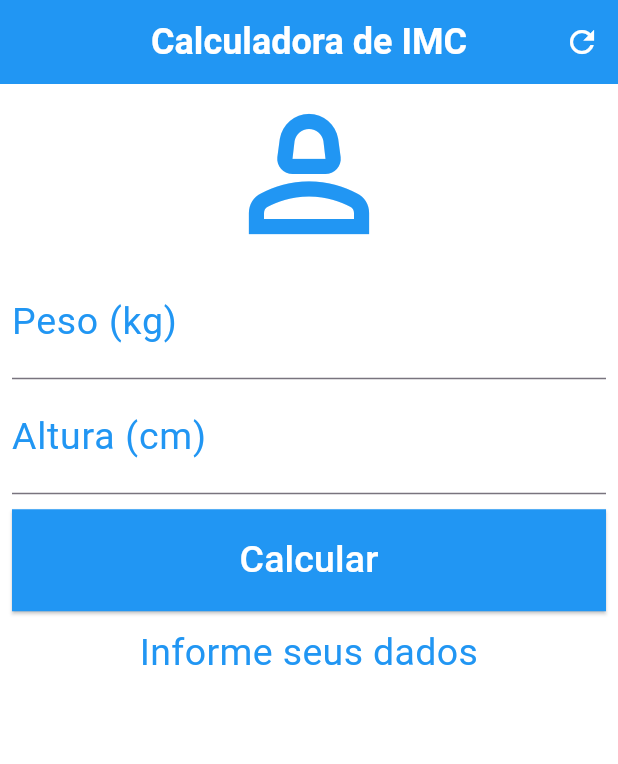
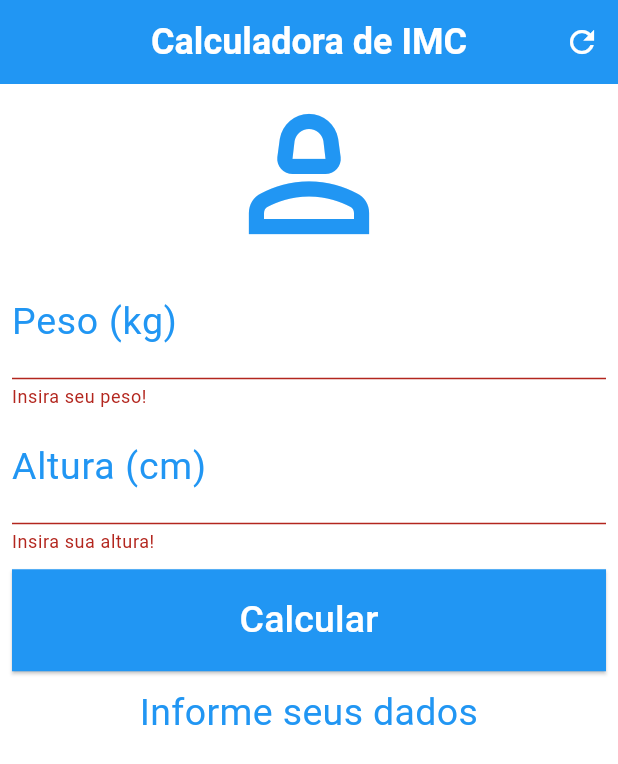
Before and after one commit to gabnugosi/calculadora_imc, a Flutter app: the screen it shows after launch, after a tap on "Calcular", on a phone screen of 412 x 824 dp. Shown: the top 764 px of the screen. Run offline on Flutter 3.47's test engine with Material 3 defaults, Android fonts, the phone set to English and light mode, and no system bars.

Commit message:
Aula 120: criação do form para utlilizar o parâmetro validator do widget form para validar se os textfields de peso e altura estão vazios

```diff
--- a/lib/pages/calculadora_imc_page.dart
+++ b/lib/pages/calculadora_imc_page.dart
@@ -13,12 +13,14 @@ class _CalculadoraImcPageState extends State<CalculadoraImcPage> {
   final TextEditingController weightController = TextEditingController();
   final TextEditingController heightController = TextEditingController();
 
+  final GlobalKey<FormState> _formKey = GlobalKey<FormState>();
+
   String _infoText = "Informe seus dados";
 
   void _resetFields() {
-    setState(() {
     weightController.text = '';
     heightController.text = '';
+    setState(() {
       _infoText = "Informe seus dados";
     });
   }
@@ -33,15 +35,15 @@ class _CalculadoraImcPageState extends State<CalculadoraImcPage> {
       String imcAsPrecision = imc.toStringAsPrecision(3);
       if (imc < 18.6) {
         _infoText = "Abaixo do peso ($imcAsPrecision)";
-      } else if(imc >= 18.6 && imc < 24.9){
+      } else if (imc >= 18.6 && imc < 24.9) {
         _infoText = "Peso ideal ($imcAsPrecision)";
-      }else if(imc >= 24.9 && imc < 29.9){
+      } else if (imc >= 24.9 && imc < 29.9) {
         _infoText = "Levemente acima do peso ($imcAsPrecision)";
-      }else if(imc >= 29.9 && imc < 34.9){
+      } else if (imc >= 29.9 && imc < 34.9) {
         _infoText = "Obesidade Grau 1 ($imcAsPrecision)";
-      }else if(imc >= 34.9 && imc < 39.9){
+      } else if (imc >= 34.9 && imc < 39.9) {
         _infoText = "Obesidade Grau 2 ($imcAsPrecision)";
-      }else if(imc >= 40){
+      } else if (imc >= 40) {
         _infoText = "Obesidade Grau 3 ($imcAsPrecision)";
       }
     });
@@ -72,12 +74,14 @@ class _CalculadoraImcPageState extends State<CalculadoraImcPage> {
         backgroundColor: Colors.white,
         body: Padding(
           padding: const EdgeInsets.only(left: 8.0, right: 8.0),
+          child: Form(
+            key: _formKey,
             child: Column(
               crossAxisAlignment: CrossAxisAlignment.stretch,
               children: [
                 const Icon(Icons.person_2_outlined,
                     size: 120.0, color: Colors.blue),
-              TextField(
+                TextFormField(
                   keyboardType: TextInputType.number,
                   decoration: const InputDecoration(
                     labelText: "Peso (kg)",
@@ -86,8 +90,15 @@ class _CalculadoraImcPageState extends State<CalculadoraImcPage> {
                   textAlign: TextAlign.center,
                   style: const TextStyle(color: Colors.blue, fontSize: 25.0),
                   controller: weightController,
+                  validator: (value){
+                    if(value!.isEmpty){
+                      return 'Insira seu peso!';
+                    }else{
+                      return null;
+                    }
+                  },
                 ),
-              TextField(
+                TextFormField(
                   keyboardType: TextInputType.number,
                   decoration: const InputDecoration(
                     labelText: "Altura (cm)",
@@ -96,12 +107,21 @@ class _CalculadoraImcPageState extends State<CalculadoraImcPage> {
                   textAlign: TextAlign.center,
                   style: const TextStyle(color: Colors.blue, fontSize: 25.0),
                   controller: heightController,
+                  validator: (value){
+                    if(value!.isEmpty){
+                      return 'Insira sua altura!';
+                    }else{
+                      return null;
+                    }
+                  },
                 ),
                 Padding(
                   padding: const EdgeInsets.only(top: 10.0, bottom: 10.0),
                   child: ElevatedButton(
                     onPressed: () {
+                      if (_formKey.currentState!.validate()) {
                         calculate();
+                      }
                       log('Clique no calcular');
                     },
                     style: const ButtonStyle(
@@ -132,6 +152,7 @@ class _CalculadoraImcPageState extends State<CalculadoraImcPage> {
             ),
           ),
         ),
+      ),
     );
   }
 }
```
Lines whose indentation alone changed are shown as unchanged.
